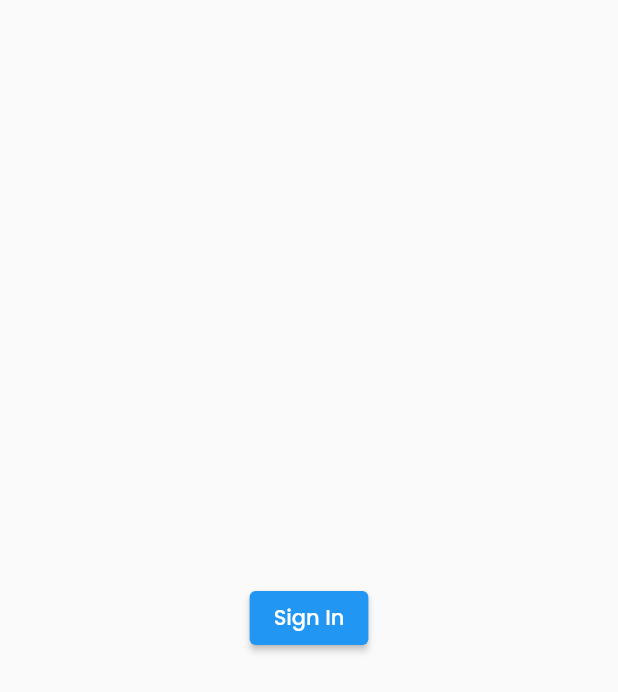
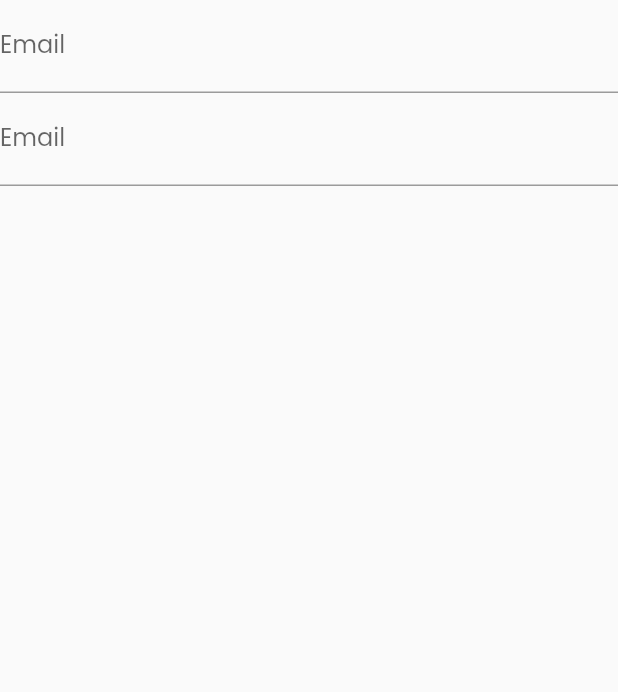
Before and after one commit to Vanhoai/wflow, a Flutter app: the screen it shows after launch, on a phone screen of 412 x 824 dp. Shown: the top 692 px of the screen. Run offline on Flutter 3.47's test engine with Material 2 defaults, Android fonts, the phone set to English and light mode, and no system bars; our stand-ins replace dartz, dio, equatable, flutter_bloc, flutter_secure_storage, get_it; missing offline and left inert: flutter_config_plus.

Commit message:
add code bloc

```diff
--- a/lib/modules/auth/presentation/sign_in/bloc/event.dart
+++ b/lib/modules/auth/presentation/sign_in/bloc/event.dart
@@ -14,3 +14,30 @@
   @override
   List<Object?> get props => [email, password];
 }
+
+class ChangeEmailEvent extends SignInEvent {
+  final String email;
+
+  ChangeEmailEvent({required this.email});
+
+  @override
+  List<Object?> get props => [email];
+}
+
+class ChangePasswordEvent extends SignInEvent {
+  final String password;
+
+  ChangePasswordEvent({required this.password});
+
+  @override
+  List<Object?> get props => [password];
+}
+
+class SignInSearchingEvent extends SignInEvent {
+  final String search;
+
+  SignInSearchingEvent({required this.search});
+
+  @override
+  List<Object?> get props => [search];
+}
--- a/lib/modules/auth/presentation/sign_in/sign_in.dart
+++ b/lib/modules/auth/presentation/sign_in/sign_in.dart
@@ -15,11 +15,34 @@ class _SignInScreenState extends State<SignInScreen> {
     widget.signInBloc.add(SignInSubmitEvent(email: "tvhoai241223@gmail.com", password: "admin"));
   }
 
+  void changeEmail(String email) {
+    widget.signInBloc.add(ChangeEmailEvent(email: email));
+  }
+
+  void changePassword(String password) {
+    widget.signInBloc.add(ChangePasswordEvent(password: password));
+  }
+
   @override
   Widget build(BuildContext context) {
     return Scaffold(
       body: SizedBox(
-        child: Center(child: ElevatedButton(onPressed: submit, child: const Text("Sign In"))),
+        child: Column(
+          children: [
+            TextField(
+              onChanged: changeEmail,
+              decoration: const InputDecoration(
+                labelText: "Email",
+              ),
+            ),
+            TextField(
+              onChanged: changeEmail,
+              decoration: const InputDecoration(
+                labelText: "Email",
+              ),
+            ),
+          ],
+        ),
       ),
     );
   }
```
Also changed, not shown: lib/modules/auth/presentation/sign_in/bloc/bloc.dart (+14 -1 lines), lib/modules/auth/presentation/sign_in/bloc/state.dart (+65 -2 lines), pubspec.yaml (+14 -15 lines), 2 other files.
